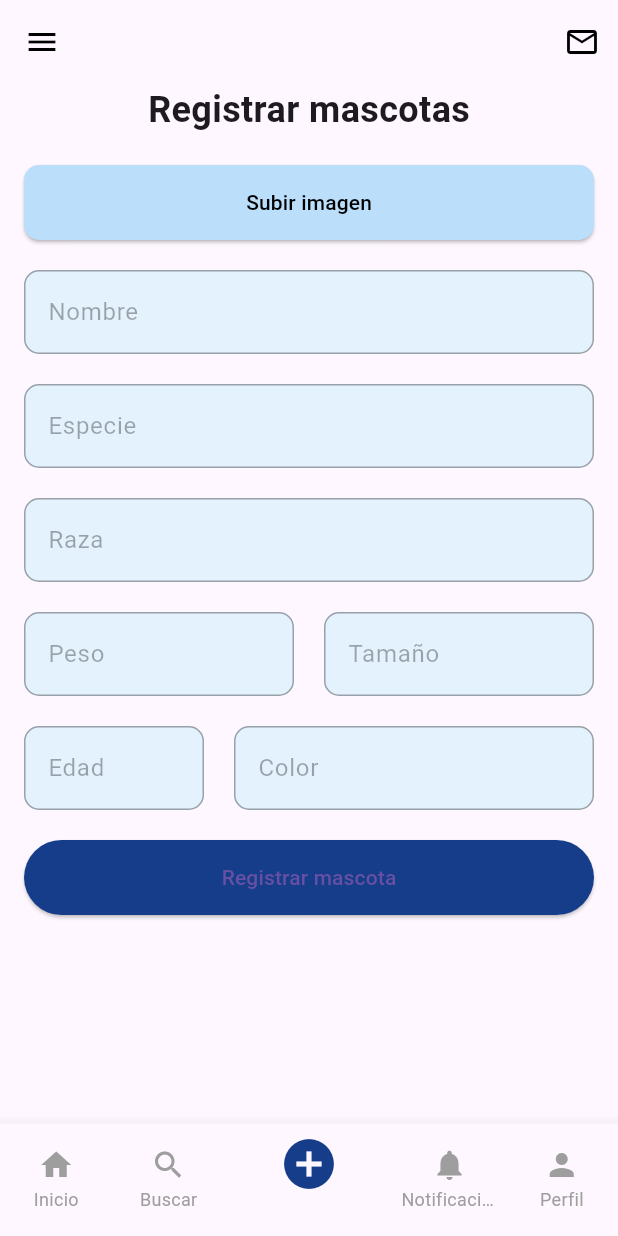
After one commit to NavyyBlue/Adopme_App, a Flutter app: the HomeScreen screen opened directly, item 3 of the bottom bar chosen, on a phone screen of 412 x 824 dp. The commit adds this screen. Run offline on Flutter 3.47's test engine with Material 3 defaults, Android fonts, the phone set to English and light mode, and no system bars; our stand-ins replace dio, get, image_picker, sqflite; accounts and stored records are empty.

Commit message:
Clean architecture

```diff
--- /dev/null
+++ b/lib/constants/network_constants.dart
@@ -0,0 +1,6 @@
+class NetworkConstants{
+  static const String baseUrl = "http://192.168.1.11:3000";
+  static const String analyzerImageRoute = "/analyzer-image";
+  static const String getFeaturesPetEndpoint = "/get-features-pet";
+  static const String comparePetsEndpoint = "/compare-pets";
+}
--- /dev/null
+++ b/lib/presentation/screens/home/home_controller.dart
@@ -0,0 +1,78 @@
+import 'package:flutter/material.dart';
+import 'package:get/get.dart';
+import 'package:adopme_frontend/presentation/screens/pet/register_pet/register_pet_controller.dart';
+
+class RegisterPetScreen extends StatelessWidget {
+  @override
+  Widget build(BuildContext context) {
+    return GetBuilder<RegisterPetController>(
+      init: RegisterPetController(),
+      builder: (controller) {
+        return Scaffold(
+          appBar: AppBar(
+            title: Text('Registrar Mascota'),
+            centerTitle: true,
+            leading: IconButton(
+              icon: Icon(Icons.menu),
+              onPressed: () {},
+            ),
+            actions: [
+              IconButton(
+                icon: Icon(Icons.mail_outline),
+                onPressed: () {},
+              ),
+            ],
+          ),
+          body: Padding(
+            padding: const EdgeInsets.all(16.0),
+            child: Column(
+              mainAxisAlignment: MainAxisAlignment.start,
+              children: <Widget>[
+                GestureDetector(
+                  onTap: () async {
+                    // Implementa la lógica para seleccionar una imagen
+                    // y llama a controller.getFeaturesPet con los parámetros adecuados
+                  },
+                  child: Container(
+                    width: double.infinity,
+                    height: 200,
+                    color: Colors.blue[100],
+                    child: controller.image == null
+                        ? Center(child: Text('No image selected.'))
+                        : Image.file(controller.image!, fit: BoxFit.cover),
+                  ),
+                ),
+                SizedBox(height: 20),
+                ElevatedButton(
+                  onPressed: controller.isUploading ? null : () async {
+                    // Implementa la lógica para subir la imagen
+                  },
+                  child: controller.isUploading
+                      ? CircularProgressIndicator()
+                      : Text('Subir imagen'),
+                  style: ElevatedButton.styleFrom(
+                    backgroundColor: Color(0xFF153D8A),
+                    shape: RoundedRectangleBorder(
+                      borderRadius: BorderRadius.circular(30.0),
+                    ),
+                  ),
+                ),
+                if (controller.responseData != null) ...[
+                  const SizedBox(height: 20),
+                  Text('Status: ${controller.responseData!.status}'),
+                  Text('Especie: ${controller.responseData!.data['Especie']}'),
+                  Text('Raza: ${controller.responseData!.data['Raza']}'),
+                  Text('Edad: ${controller.responseData!.data['Edad aproximada']}'),
+                  Text('Peso: ${controller.responseData!.data['Peso']}'),
+                  Text('Color: ${controller.responseData!.data['Color']}'),
+                  Text('Tamaño: ${controller.responseData!.data['Tamaño']}'),
+                  Text('Image URL: ${controller.responseData!.imageUrl}'),
+                ],
+              ],
+            ),
+          ),
+        );
+      },
+    );
+  }
+}
--- a/lib/views/main_page.dart
+++ b/lib/presentation/screens/home/home_screen.dart
@@ -1,19 +1,20 @@
+import 'package:adopme_frontend/presentation/screens/pet/register_pet/register_pet_screen.dart';
 import 'package:flutter/material.dart';
-import 'upload_image_page.dart';
-import 'other_page.dart';
-import '../widgets/bottom_nav_bar.dart';
+import '../other_page.dart';
+import '../../widgets/bottom_nav_bar.dart';
 
-class MainPage extends StatefulWidget {
+
+class HomeScreen extends StatefulWidget {
   @override
   _MainPageState createState() => _MainPageState();
 }
 
-class _MainPageState extends State<MainPage> {
+class _MainPageState extends State<HomeScreen> {
   int _selectedIndex = 0;
   static final List<Widget> _widgetOptions = <Widget>[
     OtherPage(),
     OtherPage(),
-    UploadImagePage(),
+    RegisterPetScreen(),
     OtherPage(),
     OtherPage(),
   ];
--- /dev/null
+++ b/lib/presentation/screens/pet/register_pet/register_pet_controller.dart
@@ -0,0 +1,46 @@
+import 'dart:io';
+import 'package:adopme_frontend/data/network/nestjs/analyzer_image_repository.dart';
+import 'package:get/get.dart';
+import 'package:image_picker/image_picker.dart';
+import 'package:adopme_frontend/common/utils/utils.dart';
+
+class RegisterPetController extends GetxController {
+  final analyzerImageRepository = AnalyzerImageRepository();
+  final utils = Utils();
+  File? image;
+  bool isUploading = false;
+  var responseData;
+
+  @override
+  void onInit() {
+    super.onInit();
+  }
+
+  Future<void> pickImage() async {
+    final picker = ImagePicker();
+    final pickedFile = await picker.pickImage(source: ImageSource.gallery);
+
+    if (pickedFile != null) {
+      image = File(pickedFile.path);
+      update();
+    }
+  }
+
+  Future<void> uploadImage() async {
+    if (image == null) return;
+
+    isUploading = true;
+    update();
+
+    try {
+      final base64Image = await utils.convertImageToBytes(image!);
+      responseData = await analyzerImageRepository.getFeaturesPet(image!.path, base64Image);
+    } catch (e) {
+      responseData = null;
+      print('Upload failed: $e');
+    } finally {
+      isUploading = false;
+      update();
+    }
+  }
+}
--- /dev/null
+++ b/lib/presentation/screens/pet/register_pet/register_pet_screen.dart
@@ -0,0 +1,205 @@
+import 'package:flutter/material.dart';
+import 'package:get/get.dart';
+import 'package:adopme_frontend/presentation/screens/pet/register_pet/register_pet_controller.dart';
+
+class RegisterPetScreen extends StatelessWidget {
+  @override
+  Widget build(BuildContext context) {
+    return GetBuilder<RegisterPetController>(
+      init: RegisterPetController(),
+      builder: (controller) {
+        return Scaffold(
+          appBar: AppBar(
+            backgroundColor: Colors.transparent,
+            elevation: 0,
+            leading: IconButton(
+              icon: Icon(Icons.menu, color: Colors.black),
+              onPressed: () {},
+            ),
+            actions: [
+              IconButton(
+                icon: Icon(Icons.mail_outline, color: Colors.black),
+                onPressed: () {},
+              ),
+            ],
+          ),
+          body: Padding(
+            padding: const EdgeInsets.symmetric(horizontal: 16.0),
+            child: Column(
+              crossAxisAlignment: CrossAxisAlignment.center,
+              children: <Widget>[
+                Text(
+                  'Registrar mascotas',
+                  style: TextStyle(
+                    fontSize: 24,
+                    fontWeight: FontWeight.bold,
+                  ),
+                ),
+                SizedBox(height: 20),
+                ElevatedButton(
+                  onPressed: () async {
+                    await controller.pickImage();
+                    if (controller.image != null) {
+                      showDialog(
+                        context: context,
+                        barrierDismissible: false,
+                        builder: (BuildContext context) {
+                          return AlertDialog(
+                            content: Row(
+                              children: [
+                                CircularProgressIndicator(),
+                                SizedBox(width: 20),
+                                Text('Subiendo imagen...'),
+                              ],
+                            ),
+                          );
+                        },
+                      );
+                      await controller.uploadImage();
+                      Navigator.of(context).pop(); // Close the dialog
+                    }
+                  },
+                  child: Text('Subir imagen'),
+                  style: ElevatedButton.styleFrom(
+                    backgroundColor: Colors.blue[100],
+                    foregroundColor: Colors.black,
+                    minimumSize: Size(double.infinity, 50),
+                    shape: RoundedRectangleBorder(
+                      borderRadius: BorderRadius.circular(10),
+                    ),
+                  ),
+                ),
+                SizedBox(height: 20),
+                TextField(
+                  decoration: InputDecoration(
+                    labelText: 'Nombre',
+                    border: OutlineInputBorder(
+                      borderRadius: BorderRadius.circular(10),
+                    ),
+                    filled: true,
+                    fillColor: Colors.blue[50],
+                  ),
+                  enabled: controller.image != null,
+                ),
+                SizedBox(height: 20),
+                TextField(
+                  controller: TextEditingController(text: controller.responseData?.species ?? ''),
+                  decoration: InputDecoration(
+                    labelText: 'Especie',
+                    border: OutlineInputBorder(
+                      borderRadius: BorderRadius.circular(10),
+                    ),
+                    filled: true,
+                    fillColor: Colors.blue[50],
+                  ),
+                  enabled: controller.image != null,
+                ),
+                SizedBox(height: 20),
+                TextField(
+                  controller: TextEditingController(text: controller.responseData?.breed ?? ''),
+                  decoration: InputDecoration(
+                    labelText: 'Raza',
+                    border: OutlineInputBorder(
+                      borderRadius: BorderRadius.circular(10),
+                    ),
+                    filled: true,
+                    fillColor: Colors.blue[50],
+                  ),
+                  enabled: controller.image != null,
+                ),
+                SizedBox(height: 20),
+                Row(
+                  children: [
+                    Expanded(
+                      child: TextField(
+                        controller: TextEditingController(text: controller.responseData?.weight?.toString() ?? ''),
+                        decoration: InputDecoration(
+                          labelText: 'Peso',
+                          suffixText: 'kg',
+                          border: OutlineInputBorder(
+                            borderRadius: BorderRadius.circular(10),
+                          ),
+                          filled: true,
+                          fillColor: Colors.blue[50],
+                        ),
+                        enabled: controller.image != null,
+                      ),
+                    ),
+                    SizedBox(width: 20),
+                    Expanded(
+                      child: TextField(
+                        controller: TextEditingController(text: controller.responseData?.size ?? ''),
+                        decoration: InputDecoration(
+                          labelText: 'Tamaño',
+                          border: OutlineInputBorder(
+                            borderRadius: BorderRadius.circular(10),
+                          ),
+                          filled: true,
+                          fillColor: Colors.blue[50],
+                        ),
+                        enabled: controller.image != null,
+                      ),
+                    ),
+                  ],
+                ),
+                SizedBox(height: 20),
+                Row(
+                  children: [
+                    Expanded(
+                      flex: 1,
+                      child: TextField(
+                        controller: TextEditingController(text: controller.responseData?.age?.toString() ?? ''),
+                        decoration: InputDecoration(
+                          labelText: 'Edad',
+                          suffixText: 'meses',
+                          border: OutlineInputBorder(
+                            borderRadius: BorderRadius.circular(10),
+                          ),
+                          filled: true,
+                          fillColor: Colors.blue[50],
+                        ),
+                        enabled: controller.image != null,
+                      ),
+                    ),
+                    SizedBox(width: 20),
+                    Expanded(
+                      flex: 2,
+                      child: TextField(
+                        controller: TextEditingController(text: controller.responseData?.color ?? ''),
+                        decoration: InputDecoration(
+                          labelText: 'Color',
+                          border: OutlineInputBorder(
+                            borderRadius: BorderRadius.circular(10),
+                          ),
+                          filled: true,
+                          fillColor: Colors.blue[50],
+                        ),
+                        enabled: controller.image != null,
+                      ),
+                    ),
+                  ],
+                ),
+                SizedBox(height: 20),
+                ElevatedButton(
+                  onPressed: controller.isUploading ? null : () async {
+                    await controller.uploadImage();
+                  },
+                  child: controller.isUploading
+                      ? CircularProgressIndicator()
+                      : Text('Registrar mascota'),
+                  style: ElevatedButton.styleFrom(
+                    backgroundColor: Color(0xFF153D8A),
+                    shape: RoundedRectangleBorder(
+                      borderRadius: BorderRadius.circular(30.0),
+                    ),
+                    minimumSize: Size(double.infinity, 50),
+                  ),
+                ),
+              ],
+            ),
+          ),
+        );
+      },
+    );
+  }
+}
--- a/pubspec.yaml
+++ b/pubspec.yaml
@@ -34,6 +34,10 @@ dependencies:
   image_picker: ^0.8.4+3
   image: ^3.0.1
   provider: ^6.0.0
+  dio: ^5.4.3+1
+  get: ^4.6.5
+  sqflite: ^2.0.0+4
+  path: ^1.8.0
 
   # The following adds the Cupertino Icons font to your application.
   # Use with the CupertinoIcons class for iOS style icons.
```
Also changed, not shown: lib/common/utils/utils.dart (added, +15 -0 lines), lib/data/local/database_helper.dart (added, +62 -0 lines), lib/data/network/nestjs/analyzer_image_repository.dart (added, +35 -0 lines), lib/main.dart (+5 -3 lines), lib/models/analyzer_image/get_features_pet/get_features_pet_request.dart (added, +23 -0 lines), lib/models/analyzer_image/get_features_pet/get_features_pet_response.dart (added, +32 -0 lines), lib/presentation/screens/auth/login/login_controller.dart (+6 -1 lines), lib/presentation/screens/auth/login/login_screen.dart (+1 -6 lines), lib/view_models/upload_image_view_model.dart (deleted, +0 -44 lines), lib/views/upload_image_page.dart (deleted, +0 -75 lines), lib/presentation/screens/other_page.dart (renamed from lib/views/other_page.dart), lib/presentation/widgets/bottom_nav_bar.dart (renamed from lib/widgets/bottom_nav_bar.dart), pubspec.lock.
